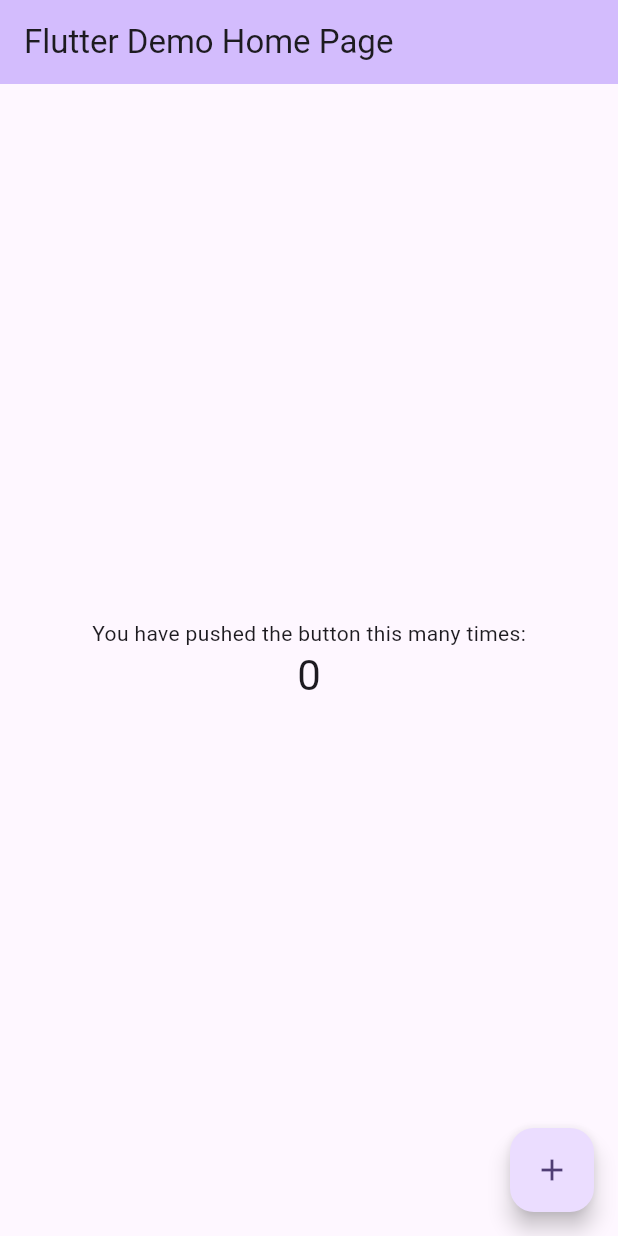
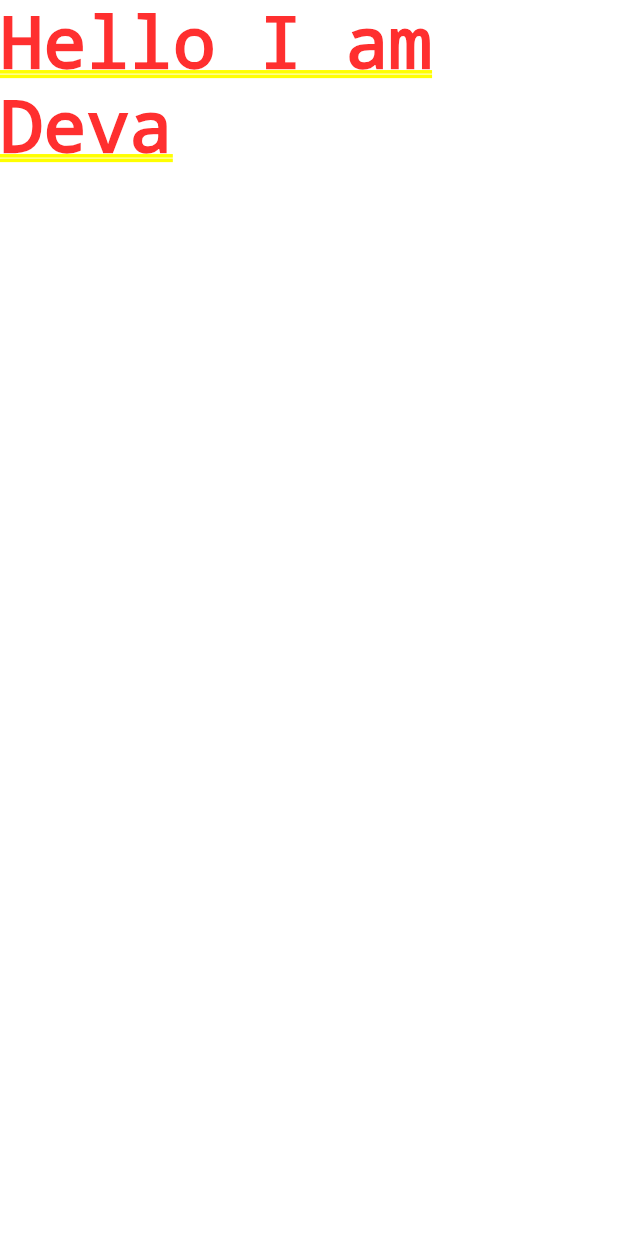
Before and after one commit to urstrulydeva/flutter_app, a Flutter app: the screen it shows after launch, on a phone screen of 412 x 824 dp. Run offline on Flutter 3.47's test engine with Material 3 defaults, Android fonts, the phone set to English and light mode, and no system bars.

Commit message:
Just a basic app created

```diff
--- a/lib/main.dart
+++ b/lib/main.dart
@@ -1,125 +1,5 @@
 import 'package:flutter/material.dart';
 
-void main() {
-  runApp(const MyApp());
+void main(){
+  runApp(MaterialApp(home: Text('Hello I am Deva'),));
 }
-
-class MyApp extends StatelessWidget {
-  const MyApp({super.key});
-
-  // This widget is the root of your application.
-  @override
-  Widget build(BuildContext context) {
-    return MaterialApp(
-      title: 'Flutter Demo',
-      theme: ThemeData(
-        // This is the theme of your application.
-        //
-        // TRY THIS: Try running your application with "flutter run". You'll see
-        // the application has a purple toolbar. Then, without quitting the app,
-        // try changing the seedColor in the colorScheme below to Colors.green
-        // and then invoke "hot reload" (save your changes or press the "hot
-        // reload" button in a Flutter-supported IDE, or press "r" if you used
-        // the command line to start the app).
-        //
-        // Notice that the counter didn't reset back to zero; the application
-        // state is not lost during the reload. To reset the state, use hot
-        // restart instead.
-        //
-        // This works for code too, not just values: Most code changes can be
-        // tested with just a hot reload.
-        colorScheme: ColorScheme.fromSeed(seedColor: Colors.deepPurple),
-        useMaterial3: true,
-      ),
-      home: const MyHomePage(title: 'Flutter Demo Home Page'),
-    );
-  }
-}
-
-class MyHomePage extends StatefulWidget {
-  const MyHomePage({super.key, required this.title});
-
-  // This widget is the home page of your application. It is stateful, meaning
-  // that it has a State object (defined below) that contains fields that affect
-  // how it looks.
-
-  // This class is the configuration for the state. It holds the values (in this
-  // case the title) provided by the parent (in this case the App widget) and
-  // used by the build method of the State. Fields in a Widget subclass are
-  // always marked "final".
-
-  final String title;
-
-  @override
-  State<MyHomePage> createState() => _MyHomePageState();
-}
-
-class _MyHomePageState extends State<MyHomePage> {
-  int _counter = 0;
-
-  void _incrementCounter() {
-    setState(() {
-      // This call to setState tells the Flutter framework that something has
-      // changed in this State, which causes it to rerun the build method below
-      // so that the display can reflect the updated values. If we changed
-      // _counter without calling setState(), then the build method would not be
-      // called again, and so nothing would appear to happen.
-      _counter++;
-    });
-  }
-
-  @override
-  Widget build(BuildContext context) {
-    // This method is rerun every time setState is called, for instance as done
-    // by the _incrementCounter method above.
-    //
-    // The Flutter framework has been optimized to make rerunning build methods
-    // fast, so that you can just rebuild anything that needs updating rather
-    // than having to individually change instances of widgets.
-    return Scaffold(
-      appBar: AppBar(
-        // TRY THIS: Try changing the color here to a specific color (to
-        // Colors.amber, perhaps?) and trigger a hot reload to see the AppBar
-        // change color while the other colors stay the same.
-        backgroundColor: Theme.of(context).colorScheme.inversePrimary,
-        // Here we take the value from the MyHomePage object that was created by
-        // the App.build method, and use it to set our appbar title.
-        title: Text(widget.title),
-      ),
-      body: Center(
-        // Center is a layout widget. It takes a single child and positions it
-        // in the middle of the parent.
-        child: Column(
-          // Column is also a layout widget. It takes a list of children and
-          // arranges them vertically. By default, it sizes itself to fit its
-          // children horizontally, and tries to be as tall as its parent.
-          //
-          // Column has various properties to control how it sizes itself and
-          // how it positions its children. Here we use mainAxisAlignment to
-          // center the children vertically; the main axis here is the vertical
-          // axis because Columns are vertical (the cross axis would be
-          // horizontal).
-          //
-          // TRY THIS: Invoke "debug painting" (choose the "Toggle Debug Paint"
-          // action in the IDE, or press "p" in the console), to see the
-          // wireframe for each widget.
-          mainAxisAlignment: MainAxisAlignment.center,
-          children: <Widget>[
-            const Text(
-              'You have pushed the button this many times:',
-            ),
-            Text(
-              '$_counter',
-              style: Theme.of(context).textTheme.headlineMedium,
-            ),
-          ],
-        ),
-      ),
-      floatingActionButton: FloatingActionButton(
-        onPressed: _incrementCounter,
-        tooltip: 'Increment',
-        child: const Icon(Icons.add),
-      ), // This trailing comma makes auto-formatting nicer for build methods.
-    );
-  }
-}
```
